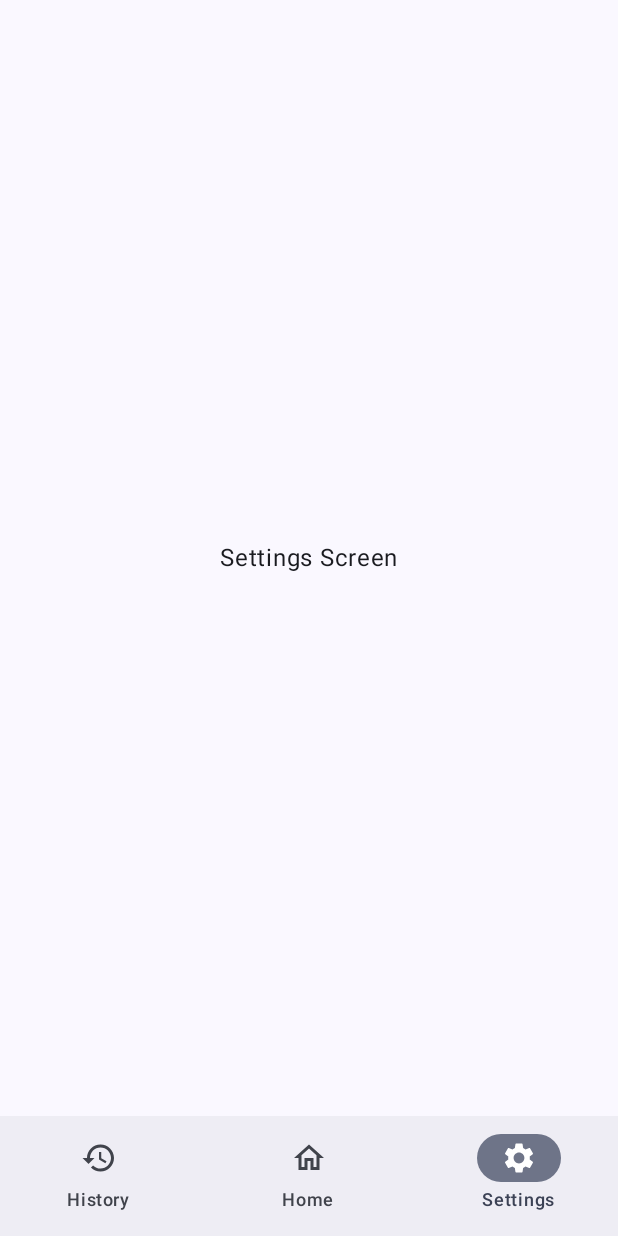
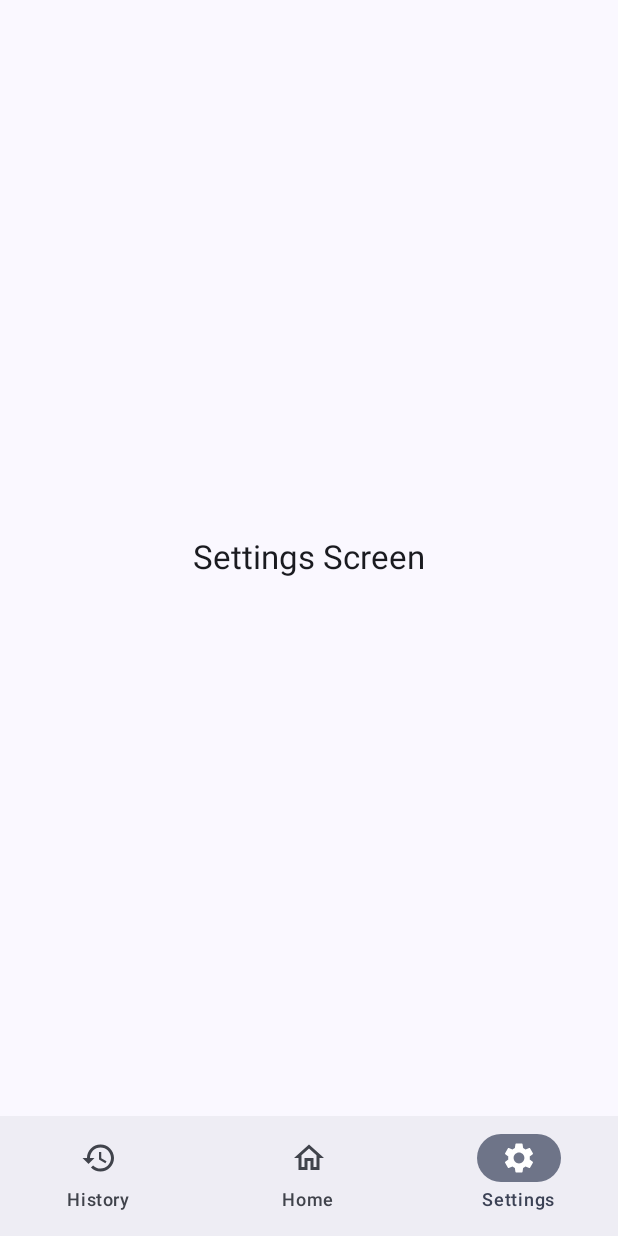
Before and after one commit to dalu-wins/bottom-navigation-bar, an Android app built with Jetpack Compose: the MainActivity screen opened directly, with no data from a screen before it, item 3 of the bottom bar chosen, on a phone screen of 412 x 824 dp. Run offline under Robolectric (Android 15) with nearby library versions, the phone set to English and light mode, and no system bars.

Commit message:
Font size changes

```diff
--- a/app/src/main/java/com/daluwi/bottomnavigationbar/MainActivity.kt
+++ b/app/src/main/java/com/daluwi/bottomnavigationbar/MainActivity.kt
@@ -33,11 +33,6 @@ class MainActivity : ComponentActivity() {
                         startDestination = BottomNavigationItem.HOME.description,
                         modifier = Modifier.padding(paddingValues = innerPadding)
                     ) {
-                        /*
-                         * Disabling all animations in the following might be useful,
-                         * because they cause malfunctions when quickly switching
-                         * between screens! At least in preview builds...
-                         */
                         composable(
                             route = BottomNavigationItem.HISTORY.description,
 //                            enterTransition = { EnterTransition.None },
--- a/app/src/main/java/com/daluwi/bottomnavigationbar/ui/screen/HomeScreen.kt
+++ b/app/src/main/java/com/daluwi/bottomnavigationbar/ui/screen/HomeScreen.kt
@@ -1,19 +1,36 @@
 package com.daluwi.bottomnavigationbar.ui.screen
 
-import androidx.compose.foundation.layout.Box
+import androidx.compose.foundation.layout.Arrangement
+import androidx.compose.foundation.layout.Column
 import androidx.compose.foundation.layout.fillMaxSize
+import androidx.compose.foundation.layout.padding
+import androidx.compose.material3.MaterialTheme
+import androidx.compose.material3.Surface
 import androidx.compose.material3.Text
 import androidx.compose.runtime.Composable
 import androidx.compose.ui.Alignment
 import androidx.compose.ui.Modifier
+import androidx.compose.ui.unit.dp
 import androidx.navigation.NavHostController
 
 @Composable
 fun HomeScreen(navController: NavHostController) {
-    Box(
+    Surface(
         modifier = Modifier.fillMaxSize(),
-        contentAlignment = Alignment.Center
+        color = MaterialTheme.colorScheme.background
     ) {
-        Text("Home Screen")
+        Column(
+            modifier = Modifier
+                .fillMaxSize()
+                .padding(15.dp),
+            horizontalAlignment = Alignment.CenterHorizontally,
+            verticalArrangement = Arrangement.Center
+        ) {
+            Text(
+                "Home Screen",
+                style = MaterialTheme.typography.titleLarge,
+                modifier = Modifier.padding(vertical = 20.dp)
+            )
+        }
     }
 }
--- a/app/src/main/java/com/daluwi/bottomnavigationbar/ui/screen/SettingsScreen.kt
+++ b/app/src/main/java/com/daluwi/bottomnavigationbar/ui/screen/SettingsScreen.kt
@@ -1,19 +1,36 @@
 package com.daluwi.bottomnavigationbar.ui.screen
 
-import androidx.compose.foundation.layout.Box
+import androidx.compose.foundation.layout.Arrangement
+import androidx.compose.foundation.layout.Column
 import androidx.compose.foundation.layout.fillMaxSize
+import androidx.compose.foundation.layout.padding
+import androidx.compose.material3.MaterialTheme
+import androidx.compose.material3.Surface
 import androidx.compose.material3.Text
 import androidx.compose.runtime.Composable
 import androidx.compose.ui.Alignment
 import androidx.compose.ui.Modifier
+import androidx.compose.ui.unit.dp
 import androidx.navigation.NavHostController
 
 @Composable
 fun SettingsScreen(navController: NavHostController) {
-    Box(
+    Surface(
         modifier = Modifier.fillMaxSize(),
-        contentAlignment = Alignment.Center
+        color = MaterialTheme.colorScheme.background
     ) {
-        Text("Settings Screen")
+        Column(
+            modifier = Modifier
+                .fillMaxSize()
+                .padding(15.dp),
+            horizontalAlignment = Alignment.CenterHorizontally,
+            verticalArrangement = Arrangement.Center
+        ) {
+            Text(
+                "Settings Screen",
+                style = MaterialTheme.typography.titleLarge,
+                modifier = Modifier.padding(vertical = 20.dp)
+            )
+        }
     }
 }
```
Also changed, not shown: app/src/main/java/com/daluwi/bottomnavigationbar/ui/screen/HistoryScreen.kt (+21 -4 lines).
